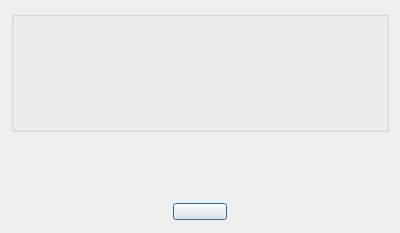
The window that Meter/helpabout.ui (cagavriloaie/WFlowLab) describes before a commit, drawn with Qt 5.
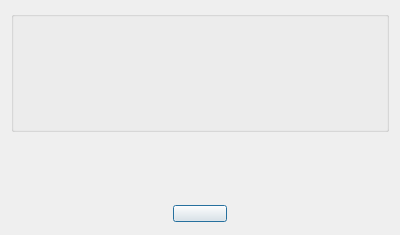
The same window after the commit. Icons and pictures are not drawn.

Patch:
```diff
--- a/Meter/helpabout.ui
+++ b/Meter/helpabout.ui
@@ -7,19 +7,19 @@
     <x>0</x>
     <y>0</y>
     <width>400</width>
-    <height>233</height>
+    <height>235</height>
    </rect>
   </property>
   <property name="minimumSize">
    <size>
     <width>400</width>
-    <height>230</height>
+    <height>235</height>
    </size>
   </property>
   <property name="maximumSize">
    <size>
     <width>400</width>
-    <height>233</height>
+    <height>235</height>
    </size>
   </property>
   <property name="windowTitle">
```
